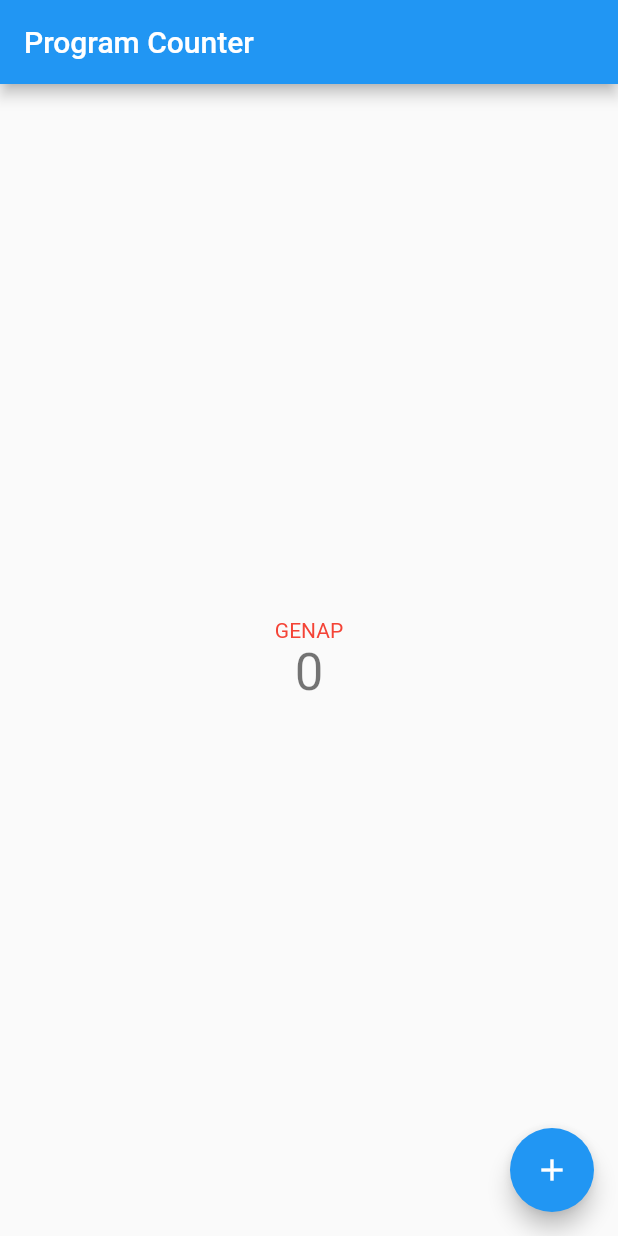
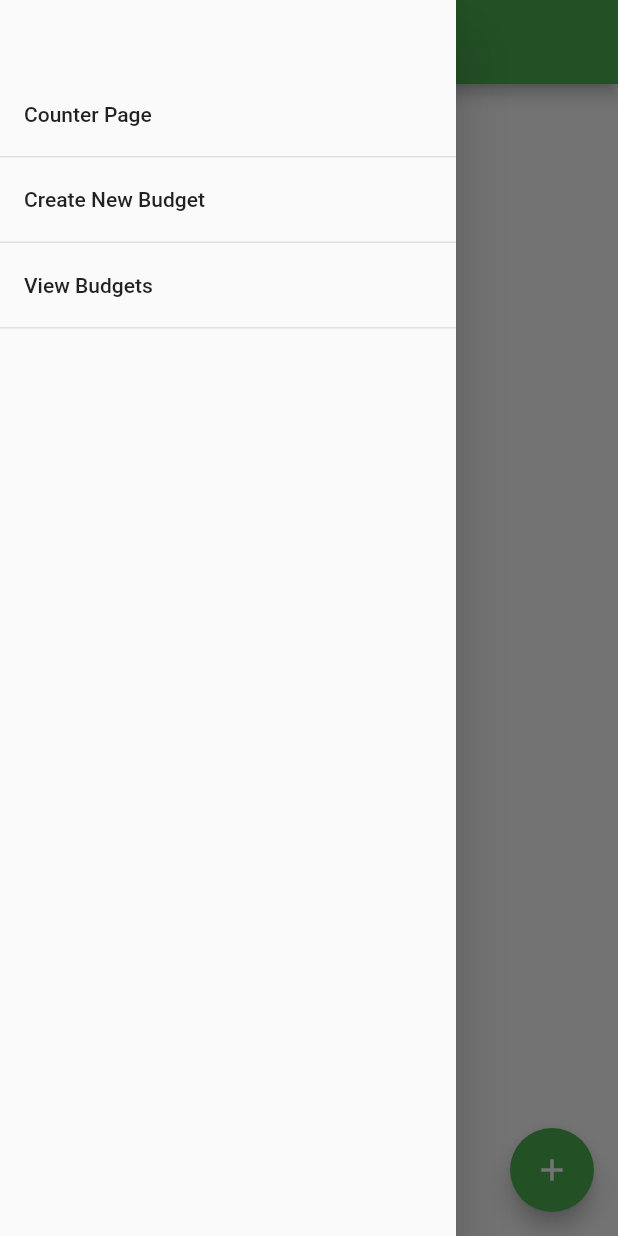
Before and after one commit to jeremyalv/pbp-flutter-lab, a Flutter app: the screen it shows after launch, with the side drawer open (before the commit the screen has no drawer), on a phone screen of 412 x 824 dp. Run offline on Flutter 3.47's test engine with Material 2 defaults, Android fonts, the phone set to English and light mode, and no system bars.

Commit message:
finished app functionality and UI

```diff
--- a/lib/main.dart
+++ b/lib/main.dart
@@ -4,6 +4,8 @@
  */
 
 import 'package:flutter/material.dart';
+import 'models/budget_item.dart';
+import 'pages/counter.dart';
 
 void main() {
   runApp(const MyApp());
@@ -15,104 +17,16 @@ class MyApp extends StatelessWidget {
   // This widget is the root of your application.
   @override
   Widget build(BuildContext context) {
+    final List<Budget> budgets = <Budget>[];
+
     return MaterialApp(
-      title: 'Program Counter',
+      title: 'Counter',
       theme: ThemeData(
-        primarySwatch: Colors.blue,
+        primarySwatch: Colors.green,
       ),
-      home: const MyHomePage(title: 'Program Counter'),
-    );
-  }
-}
-
-class MyHomePage extends StatefulWidget {
-  const MyHomePage({super.key, required this.title});
-
-  final String title;
-
-  @override
-  State<MyHomePage> createState() => _MyHomePageState();
-}
-
-class _MyHomePageState extends State<MyHomePage> {
-  int _counter = 0;
-  bool _isOdd = false;
-
-  void _incrementCounter() {
-    setState(() {
-      _counter++;
-      _isOdd = _counter % 2 == 0 ? false : true;
-    });
-  }
-
-  void _decrementCounter() {
-    setState(() {
-      if (_counter > 0) {
-        _counter--;
-        _isOdd = _counter % 2 == 0 ? false : true;
-      }
-    });
-  }
-
-
-  @override
-  Widget build(BuildContext context) {
-    return Scaffold(
-      appBar: AppBar(
-        title: Text(widget.title),
-      ),
-      body: Center(
-        child: Column(
-          mainAxisAlignment: MainAxisAlignment.center,
-          children: <Widget>[
-            Text(
-              _isOdd ? 'GANJIL' : 'GENAP',
-              style: TextStyle(color: _isOdd ? Colors.blue : Colors.red),
-            ),
-            Text(
-              '$_counter',
-              style: Theme.of(context).textTheme.headline4,
-            ),
-          ],
-        ),
-      ),
-      floatingActionButtonLocation: FloatingActionButtonLocation.centerFloat,
-      floatingActionButton: Padding(
-        padding: const EdgeInsets.symmetric(horizontal: 16.0),
-        child: _counter > 0 ?
-        Stack(
-          children: [
-            Align(
-              alignment: Alignment.bottomLeft,
-              child: FloatingActionButton(
-                onPressed: _decrementCounter,
-                tooltip: 'Decrement',
-                child: const Icon(Icons.remove),
-              ),
-            ),
-            Align(
-              alignment: Alignment.bottomRight,
-              child: FloatingActionButton(
-              onPressed: _incrementCounter,
-              tooltip: 'Increment',
-              child: const Icon(Icons.add),
-              ),
-            )
-          ]
-        )
-        :
-        Stack(
-            children: [
-              Align(
-                alignment: Alignment.bottomRight,
-                child: FloatingActionButton(
-                  onPressed: _incrementCounter,
-                  tooltip: 'Increment',
-                  child: const Icon(Icons.add),
-                ),
-              )
-            ],
-        ),
+      home: Counter(
+        title: 'Counter',
+        budgetData: budgets,
       ),
     );
   }
--- /dev/null
+++ b/lib/models/budget_item.dart
@@ -0,0 +1,13 @@
+class Budget {
+  final String title;
+  final int amount;
+  final DateTime date;
+  final String type;
+
+  Budget({
+    required this.title,
+    required this.amount,
+    required this.date,
+    required this.type,
+  });
+}
--- /dev/null
+++ b/lib/pages/counter.dart
@@ -0,0 +1,96 @@
+import 'package:flutter/material.dart';
+import '../models/budget_item.dart';
+import '../widgets/hamburger.dart';
+
+class Counter extends StatefulWidget {
+  const Counter({super.key, required this.title, required this.budgetData});
+
+  final String title;
+  final List<Budget> budgetData;
+
+  @override
+  State<Counter> createState() => _CounterState();
+}
+
+class _CounterState extends State<Counter> {
+  int _counter = 0;
+  bool _isOdd = false;
+
+  void _incrementCounter() {
+    setState(() {
+      _counter++;
+      _isOdd = _counter % 2 == 0 ? false : true;
+    });
+  }
+
+  void _decrementCounter() {
+    setState(() {
+      if (_counter > 0) {
+        _counter--;
+        _isOdd = _counter % 2 == 0 ? false : true;
+      }
+    });
+  }
+
+  @override
+  Widget build(BuildContext context) {
+    return Scaffold(
+      appBar: AppBar(
+        title: Text(widget.title),
+      ),
+      drawer: Hamburger(
+        budgetData: widget.budgetData,
+      ),
+      body: Center(
+        child: Column(
+          mainAxisAlignment: MainAxisAlignment.center,
+          children: <Widget>[
+            Text(
+              _isOdd ? 'GANJIL' : 'GENAP',
+              style: TextStyle(color: _isOdd ? Colors.blue : Colors.red),
+            ),
+            Text(
+              '$_counter',
+              style: Theme.of(context).textTheme.headline4,
+            ),
+          ],
+        ),
+      ),
+      floatingActionButtonLocation: FloatingActionButtonLocation.centerFloat,
+      floatingActionButton: Padding(
+        padding: const EdgeInsets.symmetric(horizontal: 16.0),
+        child: _counter > 0
+            ? Stack(children: [
+                Align(
+                  alignment: Alignment.bottomLeft,
+                  child: FloatingActionButton(
+                    onPressed: _decrementCounter,
+                    tooltip: 'Decrement',
+                    child: const Icon(Icons.remove),
+                  ),
+                ),
+                Align(
+                  alignment: Alignment.bottomRight,
+                  child: FloatingActionButton(
+                    onPressed: _incrementCounter,
+                    tooltip: 'Increment',
+                    child: const Icon(Icons.add),
+                  ),
+                )
+              ])
+            : Stack(
+                children: [
+                  Align(
+                    alignment: Alignment.bottomRight,
+                    child: FloatingActionButton(
+                      onPressed: _incrementCounter,
+                      tooltip: 'Increment',
+                      child: const Icon(Icons.add),
+                    ),
+                  )
+                ],
+              ),
+      ),
+    );
+  }
+}
--- /dev/null
+++ b/lib/widgets/hamburger.dart
@@ -0,0 +1,68 @@
+import 'package:flutter/material.dart';
+import '../models/budget_item.dart';
+
+import '../pages/counter.dart';
+import '../pages/create_budget.dart';
+import '../pages/view_budget.dart';
+
+class Hamburger extends StatelessWidget {
+  final List<Budget> budgetData;
+  const Hamburger({super.key, required this.budgetData});
+
+  @override
+  Widget build(BuildContext context) {
+    return Drawer(
+      child: Padding(
+        padding: const EdgeInsets.only(top: 48),
+        child: Column(
+          children: [
+            //  Tambahkan clickable menu
+            ListTile(
+              title: const Text("Counter Page"),
+              onTap: () {
+                //  Route menu ke halaman utama
+                Navigator.pushReplacement(
+                  context,
+                  MaterialPageRoute(
+                      builder: (context) => Counter(
+                            title: "Counter",
+                            budgetData: budgetData,
+                          )),
+                );
+              },
+            ),
+            Container(height: 1, color: Colors.grey[300]),
+            ListTile(
+              title: const Text("Create New Budget"),
+              onTap: () {
+                //  Route menu ke halaman form
+                Navigator.pushReplacement(
+                  context,
+                  MaterialPageRoute(
+                      builder: (context) =>
+                          CreateBudget(budgetData: budgetData)),
+                );
+              },
+            ),
+            Container(height: 1, color: Colors.grey[300]),
+            ListTile(
+              title: const Text("View Budgets"),
+              onTap: () {
+                //  Route menu ke halaman form
+                Navigator.pushReplacement(
+                  context,
+                  MaterialPageRoute(
+                      builder: (context) => ViewBudget(
+                            budgetData: budgetData,
+                            // budgetData: budgetData,
+                          )),
+                );
+              },
+            ),
+            Container(height: 1, color: Colors.grey[300]),
+          ],
+        ),
+      ),
+    );
+  }
+}
--- a/pubspec.yaml
+++ b/pubspec.yaml
@@ -36,6 +36,7 @@ dependencies:
   # The following adds the Cupertino Icons font to your application.
   # Use with the CupertinoIcons class for iOS style icons.
   cupertino_icons: ^1.0.2
+  intl: ^0.17.0
 
 dev_dependencies:
   flutter_test:
```
Also changed, not shown: lib/pages/create_budget.dart (added, +249 -0 lines), lib/pages/view_budget.dart (added, +28 -0 lines), lib/widgets/budget_card.dart (added, +75 -0 lines), pubspec.lock.
